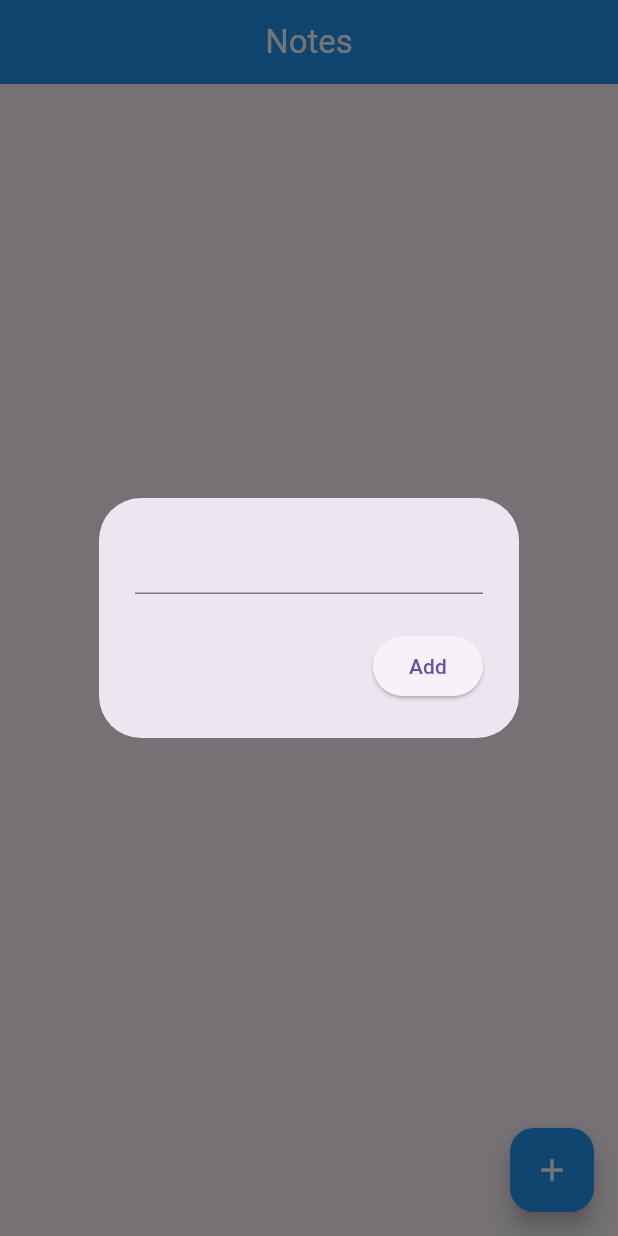
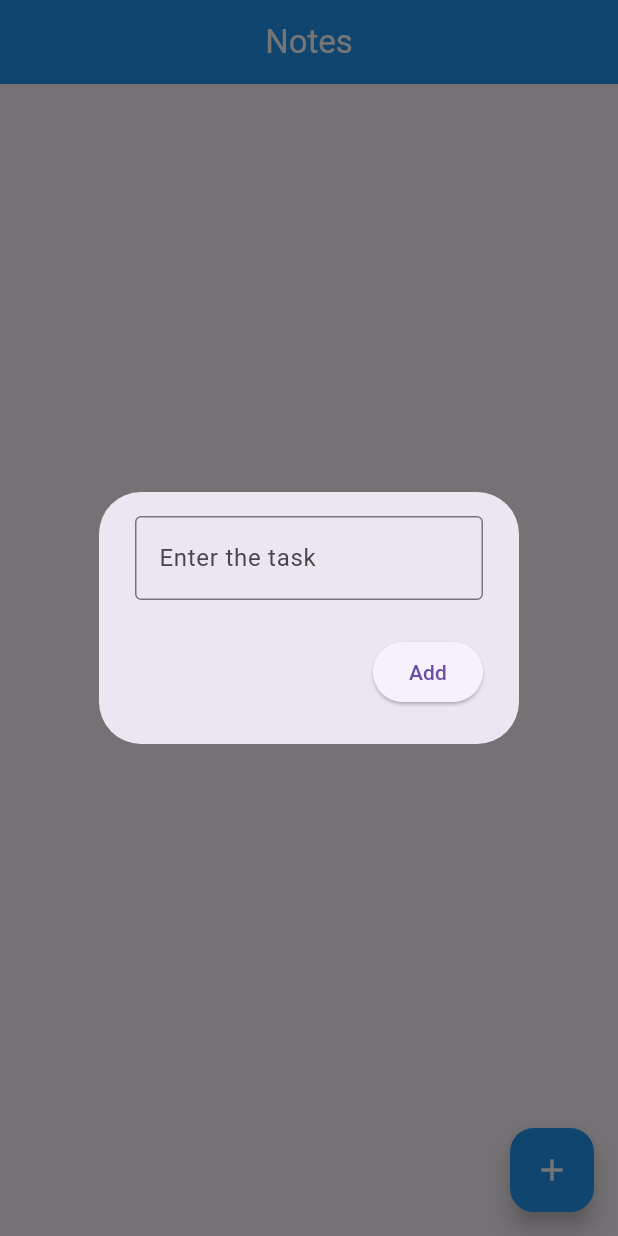
Before and after one commit to rustyonkeys/Firebase_app, a Flutter app: the screen it shows after launch, after a tap on the "add" icon, on a phone screen of 412 x 824 dp. Run offline on Flutter 3.47's test engine with Material 3 defaults, Android fonts, the phone set to English and light mode, and no system bars; our stand-ins replace cloud_firestore, firebase_core; accounts and stored records are empty.

Commit message:
added delete task

```diff
--- a/lib/pages/homepage.dart
+++ b/lib/pages/homepage.dart
@@ -15,17 +15,29 @@ class _HomePageState extends State<HomePage> {
   final FirestoneServices firestoneServices = FirestoneServices();
 
   //how to access how the user typed
-  final TextEditingController textcontroller = TextEditingController();
+  final TextEditingController textcontroller = TextEditingController();  //texteditor is used to extract what the user has typed
 
   //open the dialogue box
-  void opendialoguebox({String? docID}){   //if docID can be null
+  void opendialoguebox({String? docID, String? existingnote}){   //if docID can be null
+    // Prefill the text controller
+    if (existingnote != null){
+      textcontroller.text = existingnote;
+    }
+    else{
+      textcontroller.clear();
+    }
     showDialog(
         context: context,
         builder: (context) => AlertDialog(
           //text field for user input
           content: TextField(
-            controller: textcontroller,
-          ),
+              controller: textcontroller,
+              decoration: InputDecoration(
+                hintText: "Enter the task",
+                border: OutlineInputBorder(),
+              ),
+            ),
+
           //button to save
           actions: [
             ElevatedButton(
@@ -88,9 +100,23 @@ class _HomePageState extends State<HomePage> {
                   //display as a list title
                   return ListTile(
                     title: Text(noteText),
-                  trailing: IconButton(
-                      onPressed: () => opendialoguebox(docID: docID) ,
-                      icon: Icon(Icons.add)),);
+                  trailing:Row(
+                    mainAxisSize: MainAxisSize.min,
+                    children: [
+                      //update button
+                      IconButton(
+                          onPressed: () => opendialoguebox(docID: docID, existingnote: noteText) ,
+                          icon: Icon(Icons.edit)),
+                      //delete button
+                      IconButton(
+                          onPressed: () => firestoneServices.deleteNote(docID) ,
+                          icon: Icon(Icons.delete),
+                      color: Colors.red,),
+                    ],
+                  )
+
+
+                    );
                 },);
           }
           //if there is no data return nothing
@@ -101,3 +127,8 @@ class _HomePageState extends State<HomePage> {
     );
   }
 }
+
+//StreamBuilder is a Flutter widget that listens to a stream of data and rebuilds the UI whenever the stream sends a new event.
+//
+// Think of it like this:
+// “Whenever the data changes, automatically rebuild this part of the screen.”
--- a/lib/services/firestore.dart
+++ b/lib/services/firestore.dart
@@ -23,9 +23,12 @@ Future<void> addNote(String note){
   //Update: update notes given a doc id
   Future<void> updateNote(String docId, String newNote) { //will take docID to see which id to change and also update the new note
   return notes.doc(docId).update({
-    'notes' :newNote,
+    'note' :newNote,
     'timestamp': Timestamp.now()
   });
   }
   //Delete: delete notes given a doc id
+  Future<void> deleteNote(String docID){
+  return notes.doc(docID).delete();
+  }
 }
```
